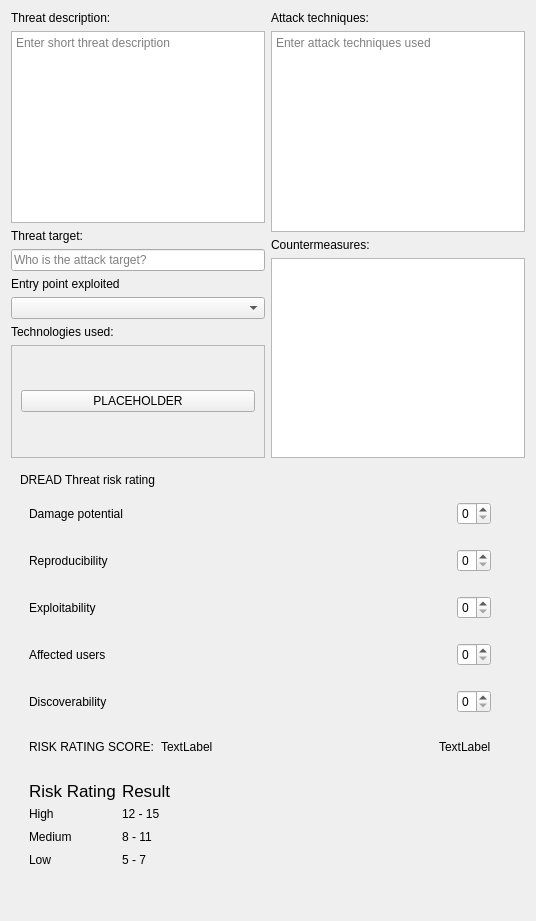
sarunasil/iotPenTool, file iotpentool/gui/threat.ui: the form before one commit.
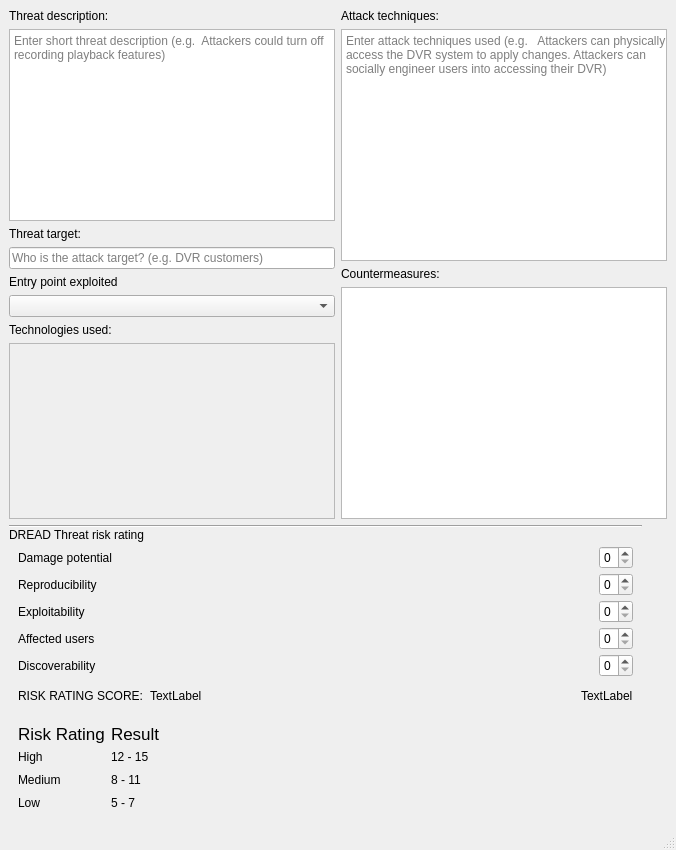
The form after the commit.

Commit message: minor adjustments to ThreatGui(former ThreatDetails), threatsgui.py->rankinggui.py, renamed ModuleGui to InterfaceGui

```diff
--- a/iotpentool/gui/threat.ui
+++ b/iotpentool/gui/threat.ui
@@ -1,18 +1,19 @@
 <?xml version="1.0" encoding="UTF-8"?>
 <ui version="4.0">
- <class>Form</class>
- <widget class="QWidget" name="Form">
+ <class>ThreatGui</class>
+ <widget class="QMainWindow" name="ThreatGui">
   <property name="geometry">
    <rect>
     <x>0</x>
     <y>0</y>
-    <width>536</width>
-    <height>921</height>
+    <width>676</width>
+    <height>850</height>
    </rect>
   </property>
   <property name="windowTitle">
    <string>Form</string>
   </property>
+  <widget class="QWidget" name="centralwidget">
   <layout class="QVBoxLayout" name="verticalLayout">
    <item>
     <widget class="QWidget" name="widget" native="true">
@@ -54,7 +55,7 @@
          <item>
           <widget class="QPlainTextEdit" name="plainTextEdit_4">
            <property name="placeholderText">
-            <string>Enter short threat description</string>
+             <string>Enter short threat description (e.g.  Attackers could turn off recording playback features)</string>
            </property>
           </widget>
          </item>
@@ -68,7 +69,7 @@
          <item>
           <widget class="QLineEdit" name="target_text_box">
            <property name="placeholderText">
-            <string>Who is the attack target?</string>
+             <string>Who is the attack target? (e.g. DVR customers)</string>
            </property>
           </widget>
          </item>
@@ -80,7 +81,14 @@
           </widget>
          </item>
          <item>
-          <widget class="QComboBox" name="entry_point_combobox"/>
+           <widget class="QComboBox" name="entry_point_combobox">
+            <property name="sizePolicy">
+             <sizepolicy hsizetype="Preferred" vsizetype="Fixed">
+              <horstretch>0</horstretch>
+              <verstretch>0</verstretch>
+             </sizepolicy>
+            </property>
+           </widget>
          </item>
          <item>
           <widget class="QLabel" name="label_10">
@@ -99,21 +107,13 @@
              <rect>
               <x>0</x>
               <y>0</y>
-              <width>254</width>
-              <height>82</height>
-             </rect>
-            </property>
-            <layout class="QVBoxLayout" name="verticalLayout_5">
-             <item>
-              <widget class="QPushButton" name="pushButton_2">
-               <property name="text">
-                <string>PLACEHOLDER</string>
-               </property>
-              </widget>
-             </item>
-            </layout>
+               <width>324</width>
+               <height>110</height>
+              </rect>
+             </property>
+             <layout class="QGridLayout" name="gridLayout"/>
+            </widget>
            </widget>
-          </widget>
          </item>
         </layout>
        </widget>
@@ -143,7 +143,7 @@
          <item>
           <widget class="QPlainTextEdit" name="attack_techniques_text_box">
            <property name="placeholderText">
-            <string>Enter attack techniques used</string>
+             <string>Enter attack techniques used (e.g.   Attackers can physically access the DVR system to apply changes. Attackers can socially engineer users into accessing their DVR)</string>
            </property>
           </widget>
          </item>
@@ -160,7 +160,7 @@
             <string/>
            </property>
            <property name="placeholderText">
-            <string>Enter vulnerability countermeassures</string>
+             <string>Enter vulnerability countermeassures (e.g.   Enforce authentication to sensitive features as well as multifactor authentication)</string>
            </property>
           </widget>
          </item>
@@ -172,20 +172,45 @@
    </item>
    <item>
     <widget class="QWidget" name="widget_4" native="true">
-     <layout class="QVBoxLayout" name="verticalLayout_8">
+      <layout class="QVBoxLayout" name="verticalLayout_9">
+       <property name="spacing">
+        <number>0</number>
+       </property>
+       <property name="leftMargin">
+        <number>0</number>
+       </property>
+       <property name="topMargin">
+        <number>0</number>
+       </property>
       <property name="rightMargin">
        <number>25</number>
       </property>
+       <property name="bottomMargin">
+        <number>0</number>
+       </property>
       <item>
-       <widget class="QLabel" name="label_13">
+        <widget class="Line" name="line">
+         <property name="orientation">
+          <enum>Qt::Horizontal</enum>
+         </property>
+        </widget>
+       </item>
+       <item>
+        <widget class="QLabel" name="label_20">
         <property name="text">
          <string>DREAD Threat risk rating</string>
         </property>
        </widget>
       </item>
       <item>
-       <widget class="QWidget" name="widget_5" native="true">
-        <layout class="QHBoxLayout" name="horizontalLayout_2">
+        <widget class="QWidget" name="widget_12" native="true">
+         <layout class="QHBoxLayout" name="horizontalLayout_8">
+          <property name="topMargin">
+           <number>4</number>
+          </property>
+          <property name="bottomMargin">
+           <number>0</number>
+          </property>
          <item>
           <widget class="QLabel" name="label_14">
            <property name="text">
@@ -226,8 +251,14 @@
        </widget>
       </item>
       <item>
-       <widget class="QWidget" name="widget_6" native="true">
-        <layout class="QHBoxLayout" name="horizontalLayout_3">
+        <widget class="QWidget" name="widget_13" native="true">
+         <layout class="QHBoxLayout" name="horizontalLayout_9">
+          <property name="topMargin">
+           <number>4</number>
+          </property>
+          <property name="bottomMargin">
+           <number>0</number>
+          </property>
          <item>
           <widget class="QLabel" name="label_15">
            <property name="text">
@@ -268,8 +299,14 @@
        </widget>
       </item>
       <item>
-       <widget class="QWidget" name="widget_7" native="true">
-        <layout class="QHBoxLayout" name="horizontalLayout_4">
+        <widget class="QWidget" name="widget_14" native="true">
+         <layout class="QHBoxLayout" name="horizontalLayout_10">
+          <property name="topMargin">
+           <number>4</number>
+          </property>
+          <property name="bottomMargin">
+           <number>0</number>
+          </property>
          <item>
           <widget class="QLabel" name="label_16">
            <property name="text">
@@ -310,8 +347,14 @@
        </widget>
       </item>
       <item>
-       <widget class="QWidget" name="widget_8" native="true">
-        <layout class="QHBoxLayout" name="horizontalLayout_5">
+        <widget class="QWidget" name="widget_15" native="true">
+         <layout class="QHBoxLayout" name="horizontalLayout_11">
+          <property name="topMargin">
+           <number>4</number>
+          </property>
+          <property name="bottomMargin">
+           <number>0</number>
+          </property>
          <item>
           <widget class="QLabel" name="label_17">
            <property name="text">
@@ -352,8 +395,14 @@
        </widget>
       </item>
       <item>
-       <widget class="QWidget" name="widget_9" native="true">
-        <layout class="QHBoxLayout" name="horizontalLayout_6">
+        <widget class="QWidget" name="widget_16" native="true">
+         <layout class="QHBoxLayout" name="horizontalLayout_12">
+          <property name="topMargin">
+           <number>4</number>
+          </property>
+          <property name="bottomMargin">
+           <number>0</number>
+          </property>
          <item>
           <widget class="QLabel" name="label_18">
            <property name="text">
@@ -434,10 +483,10 @@
        </widget>
       </item>
       <item>
-       <widget class="QWidget" name="widget_11" native="true">
-        <layout class="QGridLayout" name="gridLayout">
+        <widget class="QWidget" name="widget_18" native="true">
+         <layout class="QGridLayout" name="gridLayout_2">
          <item row="0" column="0">
-          <widget class="QLabel" name="label_22">
+           <widget class="QLabel" name="label_35">
            <property name="font">
             <font>
              <pointsize>13</pointsize>
@@ -449,28 +498,28 @@
           </widget>
          </item>
          <item row="3" column="0">
-          <widget class="QLabel" name="label_26">
+           <widget class="QLabel" name="label_36">
            <property name="text">
             <string>Low</string>
            </property>
           </widget>
          </item>
          <item row="2" column="0">
-          <widget class="QLabel" name="label_25">
+           <widget class="QLabel" name="label_37">
            <property name="text">
             <string>Medium</string>
            </property>
           </widget>
          </item>
          <item row="1" column="0">
-          <widget class="QLabel" name="label_24">
+           <widget class="QLabel" name="label_38">
            <property name="text">
             <string>High</string>
            </property>
           </widget>
          </item>
          <item row="0" column="1">
-          <widget class="QLabel" name="label_23">
+           <widget class="QLabel" name="label_39">
            <property name="font">
             <font>
              <pointsize>13</pointsize>
@@ -482,28 +531,28 @@
           </widget>
          </item>
          <item row="1" column="1">
-          <widget class="QLabel" name="label_29">
+           <widget class="QLabel" name="label_40">
            <property name="text">
             <string>12 - 15</string>
            </property>
           </widget>
          </item>
          <item row="2" column="1">
-          <widget class="QLabel" name="label_27">
+           <widget class="QLabel" name="label_41">
            <property name="text">
             <string>8 - 11</string>
            </property>
           </widget>
          </item>
          <item row="3" column="1">
-          <widget class="QLabel" name="label_28">
+           <widget class="QLabel" name="label_42">
            <property name="text">
             <string>5 - 7</string>
            </property>
           </widget>
          </item>
          <item row="2" column="2">
-          <spacer name="horizontalSpacer_2">
+           <spacer name="horizontalSpacer_4">
            <property name="orientation">
             <enum>Qt::Horizontal</enum>
            </property>
@@ -518,23 +567,22 @@
         </layout>
        </widget>
       </item>
-      <item>
-       <spacer name="verticalSpacer">
-        <property name="orientation">
-         <enum>Qt::Vertical</enum>
-        </property>
-        <property name="sizeHint" stdset="0">
-         <size>
-          <width>20</width>
-          <height>10</height>
-         </size>
-        </property>
-       </spacer>
-      </item>
      </layout>
     </widget>
    </item>
   </layout>
+  </widget>
+  <widget class="QMenuBar" name="menubar">
+   <property name="geometry">
+    <rect>
+     <x>0</x>
+     <y>0</y>
+     <width>676</width>
+     <height>22</height>
+    </rect>
+   </property>
+  </widget>
+  <widget class="QStatusBar" name="statusbar"/>
  </widget>
  <resources/>
  <connections/>
```
Left out of the diff: 62 changed lines with no effect on the pictures. Lines whose indentation alone changed are shown as unchanged. The commit also changes 11 other files.
